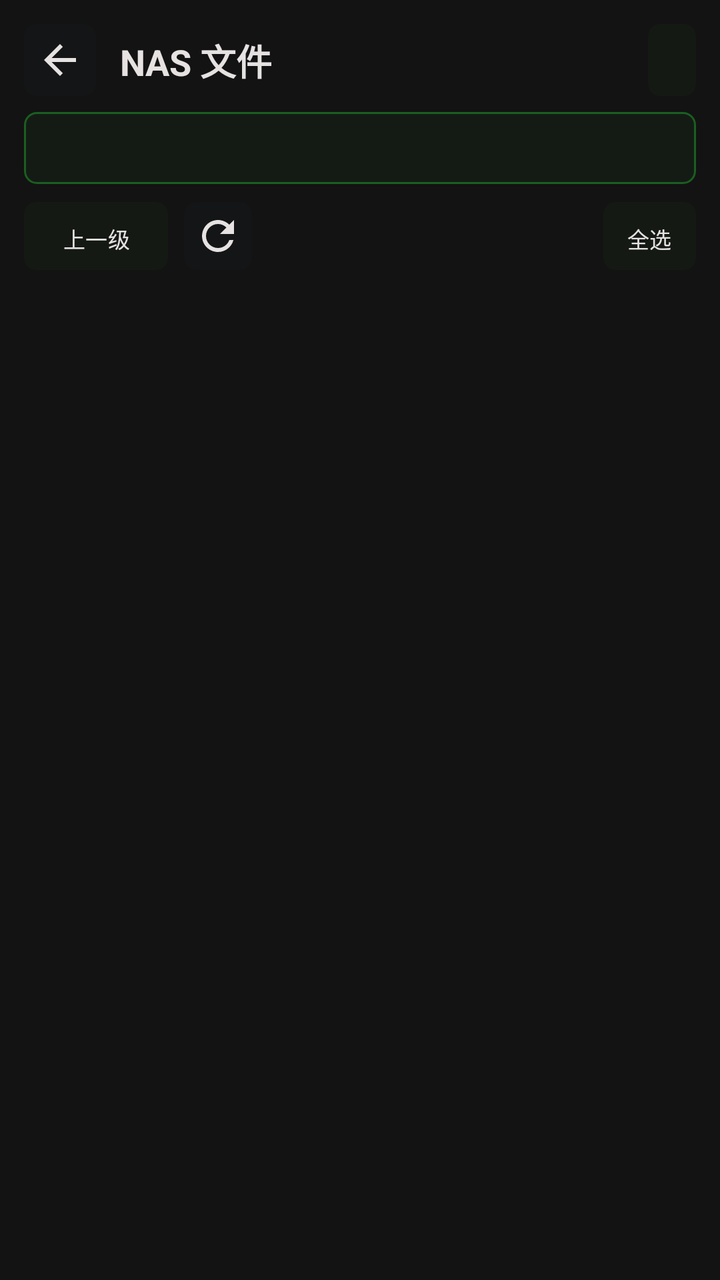
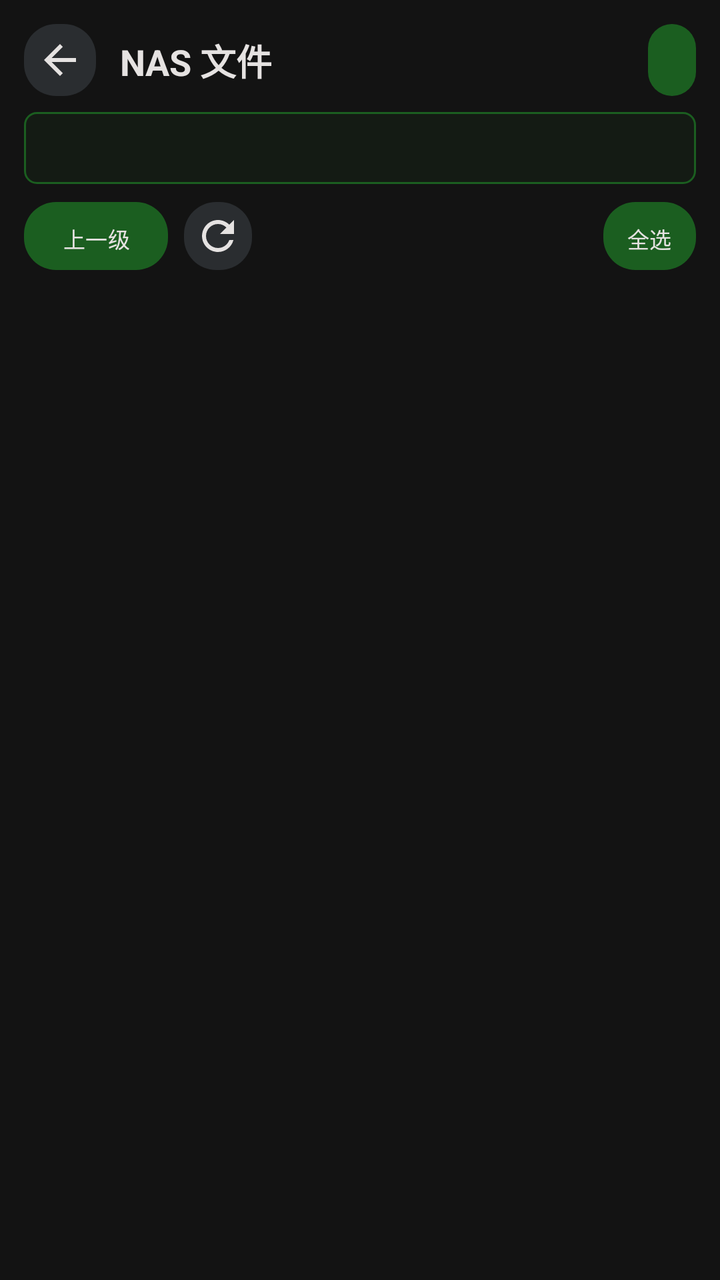

Before-and-after screenshots of an Android layout around one commit, followed by the original layout XML and the change that was made.
<!-- AndroidManifest.xml: another module's application theme Theme.YuanBaoTv -->
<!-- res/layout/activity_nas_browser.xml -->
<?xml version="1.0" encoding="utf-8"?>
<androidx.constraintlayout.widget.ConstraintLayout xmlns:android="http://schemas.android.com/apk/res/android"
    xmlns:app="http://schemas.android.com/apk/res-auto"
    android:layout_width="match_parent"
    android:layout_height="match_parent"
    android:background="@color/tv_bg_dark"
    android:padding="@dimen/nas_browser_page_padding">

    <ImageButton
        android:id="@+id/btn_back"
        android:layout_width="@dimen/nas_browser_header_height"
        android:layout_height="@dimen/nas_browser_header_height"
        android:background="@drawable/bg_nas_browser_icon_button"
        android:contentDescription="@string/navigation_back"
        android:padding="@dimen/nas_browser_icon_padding"
        android:src="@drawable/ic_nas_back"
        android:tooltipText="@string/navigation_back"
        app:layout_constraintStart_toStartOf="parent"
        app:layout_constraintTop_toTopOf="parent" />

    <TextView
        android:id="@+id/tv_title"
        android:layout_width="0dp"
        android:layout_height="wrap_content"
        android:layout_marginStart="12dp"
        android:ellipsize="end"
        android:maxLines="1"
        android:text="@string/title_nas_files"
        android:textColor="@color/tv_text_primary"
        android:textSize="@dimen/nas_browser_title_text_size"
        android:textStyle="bold"
        app:layout_constraintBottom_toBottomOf="@id/btn_back"
        app:layout_constraintEnd_toStartOf="@id/btn_nas_scan"
        app:layout_constraintStart_toEndOf="@id/btn_back"
        app:layout_constraintTop_toTopOf="@id/btn_back" />

    <Button
        android:id="@+id/btn_nas_scan"
        android:layout_width="wrap_content"
        android:layout_height="@dimen/nas_browser_header_height"
        android:layout_marginEnd="8dp"
        android:background="@drawable/bg_nas_browser_text_button"
        android:minWidth="0dp"
        android:paddingHorizontal="12dp"
        android:text="@string/btn_scan_now"
        android:textAllCaps="false"
        android:textColor="@color/tv_text_primary"
        android:textSize="@dimen/nas_browser_action_text_size"
        android:visibility="gone"
        app:layout_constraintEnd_toStartOf="@id/btn_nas_edit"
        app:layout_constraintTop_toTopOf="parent" />

    <Button
        android:id="@+id/btn_nas_edit"
        android:layout_width="wrap_content"
        android:layout_height="@dimen/nas_browser_header_height"
        android:background="@drawable/bg_nas_browser_text_button"
        android:minWidth="0dp"
        android:paddingHorizontal="12dp"
        android:textAllCaps="false"
        android:textColor="@color/tv_text_primary"
        android:textSize="@dimen/nas_browser_action_text_size"
        app:layout_constraintEnd_toEndOf="parent"
        app:layout_constraintTop_toTopOf="parent" />

    <Button
        android:id="@+id/btn_nas_source"
        android:layout_width="0dp"
        android:layout_height="@dimen/nas_browser_header_height"
        android:layout_marginTop="8dp"
        android:background="@drawable/bg_nas_browser_source"
        android:ellipsize="end"
        android:gravity="start|center_vertical"
        android:maxLines="1"
        android:paddingHorizontal="12dp"
        android:textColor="@color/tv_text_primary"
        android:textSize="@dimen/nas_browser_source_text_size"
        app:layout_constraintEnd_toEndOf="parent"
        app:layout_constraintStart_toStartOf="parent"
        app:layout_constraintTop_toBottomOf="@id/btn_back" />

    <TextView
        android:id="@+id/tv_nas_address"
        android:layout_width="0dp"
        android:layout_height="0dp"
        android:visibility="gone"
        android:ellipsize="middle"
        android:maxLines="1"
        android:textColor="@color/tv_text_secondary"
        android:textSize="@dimen/nas_browser_address_text_size"
        app:layout_constraintEnd_toEndOf="parent"
        app:layout_constraintStart_toStartOf="parent"
        app:layout_constraintTop_toBottomOf="@id/btn_nas_source" />

    <LinearLayout
        android:id="@+id/layout_file_actions"
        android:layout_width="0dp"
        android:layout_height="@dimen/nas_browser_action_height"
        android:layout_marginTop="8dp"
        android:gravity="center_vertical"
        android:orientation="horizontal"
        app:layout_constraintEnd_toEndOf="parent"
        app:layout_constraintStart_toStartOf="parent"
        app:layout_constraintTop_toBottomOf="@id/btn_nas_source">

        <Button
            android:id="@+id/btn_file_up"
            android:layout_width="@dimen/nas_browser_short_action_width"
            android:layout_height="@dimen/nas_browser_action_button_height"
            android:background="@drawable/bg_nas_browser_text_button"
            android:minWidth="0dp"
            android:paddingHorizontal="12dp"
            android:text="@string/nas_file_up"
            android:textAllCaps="false"
            android:textColor="@color/tv_text_primary"
            android:textSize="@dimen/nas_browser_action_text_size"
            android:tooltipText="@string/nas_file_up" />

        <ImageButton
            android:id="@+id/btn_refresh_files"
            android:layout_width="@dimen/nas_browser_action_button_height"
            android:layout_height="@dimen/nas_browser_action_button_height"
            android:layout_marginStart="8dp"
            android:background="@drawable/bg_nas_browser_icon_button"
            android:contentDescription="@string/nas_file_refresh"
            android:padding="@dimen/nas_browser_icon_padding"
            android:src="@drawable/ic_nas_refresh"
            android:tooltipText="@string/nas_file_refresh" />

        <TextView
            android:id="@+id/tv_file_path"
            android:layout_width="0dp"
            android:layout_height="wrap_content"
            android:layout_marginStart="12dp"
            android:layout_weight="1"
            android:ellipsize="start"
            android:maxLines="1"
            android:textColor="@color/tv_text_secondary"
            android:textSize="@dimen/nas_browser_path_text_size" />

        <Button
            android:id="@+id/btn_select_all"
            android:layout_width="wrap_content"
            android:layout_height="@dimen/nas_browser_action_button_height"
            android:background="@drawable/bg_nas_browser_text_button"
            android:minWidth="0dp"
            android:paddingHorizontal="12dp"
            android:text="@string/nas_file_select_all"
            android:textColor="@color/tv_text_primary"
            android:textSize="@dimen/nas_browser_action_text_size" />
    </LinearLayout>

    <androidx.recyclerview.widget.RecyclerView
        android:id="@+id/rv_nas_files"
        android:layout_width="0dp"
        android:layout_height="0dp"
        android:clipToPadding="false"
        android:clipChildren="false"
        android:paddingTop="4dp"
        android:paddingBottom="@dimen/nas_browser_list_bottom_padding"
        android:scrollbars="none"
        app:layoutManager="androidx.recyclerview.widget.LinearLayoutManager"
        app:layout_constraintBottom_toTopOf="@id/layout_download"
        app:layout_constraintEnd_toEndOf="parent"
        app:layout_constraintStart_toStartOf="parent"
        app:layout_constraintTop_toBottomOf="@id/layout_file_actions" />

    <ProgressBar
        android:id="@+id/progress_nas_files"
        android:layout_width="@dimen/nas_browser_progress_size"
        android:layout_height="@dimen/nas_browser_progress_size"
        android:visibility="gone"
        app:layout_constraintBottom_toBottomOf="@id/rv_nas_files"
        app:layout_constraintEnd_toEndOf="@id/rv_nas_files"
        app:layout_constraintStart_toStartOf="@id/rv_nas_files"
        app:layout_constraintTop_toTopOf="@id/rv_nas_files" />

    <TextView
        android:id="@+id/tv_nas_files_empty"
        android:layout_width="wrap_content"
        android:layout_height="wrap_content"
        android:gravity="center"
        android:textColor="@color/tv_text_secondary"
        android:clickable="true"
        android:focusable="true"
        android:textSize="13sp"
        android:visibility="gone"
        app:layout_constraintBottom_toBottomOf="@id/rv_nas_files"
        app:layout_constraintEnd_toEndOf="@id/rv_nas_files"
        app:layout_constraintStart_toStartOf="@id/rv_nas_files"
        app:layout_constraintTop_toTopOf="@id/rv_nas_files" />

    <LinearLayout
        android:id="@+id/layout_download"
        android:layout_width="0dp"
        android:layout_height="@dimen/nas_browser_bottom_height"
        android:background="@drawable/bg_nas_browser_bottom_bar"
        android:gravity="center_vertical"
        android:paddingHorizontal="@dimen/nas_browser_bottom_horizontal_padding"
        android:orientation="horizontal"
        android:visibility="gone"
        app:layout_constraintBottom_toBottomOf="parent"
        app:layout_constraintEnd_toEndOf="parent"
        app:layout_constraintStart_toStartOf="parent">

        <TextView
            android:id="@+id/tv_selected_count"
            android:layout_width="0dp"
            android:layout_height="wrap_content"
            android:layout_weight="1"
            android:textColor="@color/tv_text_primary"
            android:textSize="@dimen/nas_browser_selected_text_size" />

        <Button
            android:id="@+id/btn_download_selected"
            android:layout_width="wrap_content"
            android:layout_height="@dimen/nas_browser_header_height"
            android:background="@drawable/bg_nas_browser_download_button"
            android:minWidth="0dp"
            android:paddingHorizontal="16dp"
            android:text="@string/nas_file_download_selected"
            android:textColor="@color/tv_hero_btn_text"
            android:textSize="@dimen/nas_browser_action_text_size" />
    </LinearLayout>
</androidx.constraintlayout.widget.ConstraintLayout>
<!-- resources referenced by this layout -->
<resources>
  <color name="tv_bg_dark">#131313</color>
  <color name="tv_hero_btn_text">#F8FAFC</color>
  <!-- drawable bg_nas_browser_download_button (drawable) -->
  <?xml version="1.0" encoding="utf-8"?>
  <selector xmlns:android="http://schemas.android.com/apk/res/android">
      <item android:state_focused="true">
          <shape android:shape="rectangle">
              <solid android:color="@color/tv_accent_blue" />
              <stroke android:width="2dp" android:color="@color/tv_focus_ring" />
              <corners android:radius="6dp" />
          </shape>
      </item>
      <item>
          <shape android:shape="rectangle">
              <solid android:color="#0F766E" />
              <corners android:radius="6dp" />
          </shape>
      </item>
  </selector>
  <!-- drawable bg_nas_browser_icon_button (drawable) -->
  <?xml version="1.0" encoding="utf-8"?>
  <selector xmlns:android="http://schemas.android.com/apk/res/android">
      <item android:state_focused="true">
          <shape android:shape="rectangle">
              <solid android:color="#2638BDF8" />
              <stroke android:width="1dp" android:color="@color/tv_accent_blue" />
              <corners android:radius="6dp" />
          </shape>
      </item>
      <item android:state_pressed="true">
          <shape android:shape="rectangle">
              <solid android:color="#32FFFFFF" />
              <corners android:radius="6dp" />
          </shape>
      </item>
      <item>
          <shape android:shape="rectangle">
              <solid android:color="#141E293B" />
              <corners android:radius="6dp" />
          </shape>
      </item>
  </selector>
  <!-- drawable bg_nas_browser_text_button (drawable) -->
  <?xml version="1.0" encoding="utf-8"?>
  <selector xmlns:android="http://schemas.android.com/apk/res/android">
      <item android:state_focused="true">
          <shape android:shape="rectangle">
              <solid android:color="#2638BDF8" />
              <stroke android:width="1dp" android:color="@color/tv_accent_blue" />
              <corners android:radius="6dp" />
          </shape>
      </item>
      <item>
          <shape android:shape="rectangle">
              <solid android:color="#141E293B" />
              <corners android:radius="6dp" />
          </shape>
      </item>
  </selector>
  <string name="btn_scan_now">立即扫描</string>
  <string name="nas_file_refresh">刷新</string>
  <string name="nas_file_up">上一级</string>
  <string name="navigation_back">返回</string>
  <color name="tv_accent_blue">#38BDF8</color>
  <color name="tv_focus_ring">#84F5E8</color>
  <color name="primary">#1B5E20</color>
  <color name="on_primary">#FFFFFF</color>
  <!-- unchanged entries left out for length: 27 -->
</resources>

<!-- the commit's change to res/layout/activity_nas_browser.xml (unified diff, before → after) -->
@@ -38,13 +38,13 @@
         android:id="@+id/btn_nas_scan"
         android:layout_width="wrap_content"
         android:layout_height="@dimen/nas_browser_header_height"
-        android:layout_marginEnd="8dp"
+        android:layout_marginEnd="@dimen/feature_res_spacing_small"
         android:background="@drawable/bg_nas_browser_text_button"
         android:minWidth="0dp"
         android:paddingHorizontal="12dp"
         android:text="@string/btn_scan_now"
         android:textAllCaps="false"
-        android:textColor="@color/tv_text_primary"
+        android:textColor="@color/tv_control_text"
         android:textSize="@dimen/nas_browser_action_text_size"
         android:visibility="gone"
         app:layout_constraintEnd_toStartOf="@id/btn_nas_edit"
@@ -58,7 +58,7 @@
         android:minWidth="0dp"
         android:paddingHorizontal="12dp"
         android:textAllCaps="false"
-        android:textColor="@color/tv_text_primary"
+        android:textColor="@color/tv_control_text"
         android:textSize="@dimen/nas_browser_action_text_size"
         app:layout_constraintEnd_toEndOf="parent"
         app:layout_constraintTop_toTopOf="parent" />
@@ -67,13 +67,13 @@
         android:id="@+id/btn_nas_source"
         android:layout_width="0dp"
         android:layout_height="@dimen/nas_browser_header_height"
-        android:layout_marginTop="8dp"
+        android:layout_marginTop="@dimen/feature_res_spacing_small"
         android:background="@drawable/bg_nas_browser_source"
         android:ellipsize="end"
         android:gravity="start|center_vertical"
         android:maxLines="1"
         android:paddingHorizontal="12dp"
-        android:textColor="@color/tv_text_primary"
+        android:textColor="@color/tv_control_text"
         android:textSize="@dimen/nas_browser_source_text_size"
         app:layout_constraintEnd_toEndOf="parent"
         app:layout_constraintStart_toStartOf="parent"
@@ -96,7 +96,7 @@
         android:id="@+id/layout_file_actions"
         android:layout_width="0dp"
         android:layout_height="@dimen/nas_browser_action_height"
-        android:layout_marginTop="8dp"
+        android:layout_marginTop="@dimen/feature_res_spacing_small"
         android:gravity="center_vertical"
         android:orientation="horizontal"
         app:layout_constraintEnd_toEndOf="parent"
@@ -112,7 +112,7 @@
             android:paddingHorizontal="12dp"
             android:text="@string/nas_file_up"
             android:textAllCaps="false"
-            android:textColor="@color/tv_text_primary"
+            android:textColor="@color/tv_control_text"
             android:textSize="@dimen/nas_browser_action_text_size"
             android:tooltipText="@string/nas_file_up" />
 
@@ -120,7 +120,7 @@
             android:id="@+id/btn_refresh_files"
             android:layout_width="@dimen/nas_browser_action_button_height"
             android:layout_height="@dimen/nas_browser_action_button_height"
-            android:layout_marginStart="8dp"
+            android:layout_marginStart="@dimen/feature_res_spacing_small"
             android:background="@drawable/bg_nas_browser_icon_button"
             android:contentDescription="@string/nas_file_refresh"
             android:padding="@dimen/nas_browser_icon_padding"
@@ -146,7 +146,7 @@
             android:minWidth="0dp"
             android:paddingHorizontal="12dp"
             android:text="@string/nas_file_select_all"
-            android:textColor="@color/tv_text_primary"
+            android:textColor="@color/tv_control_text"
             android:textSize="@dimen/nas_browser_action_text_size" />
     </LinearLayout>
 
@@ -183,7 +183,7 @@
         android:textColor="@color/tv_text_secondary"
         android:clickable="true"
         android:focusable="true"
-        android:textSize="13sp"
+        android:textSize="@dimen/ui_text_body"
         android:visibility="gone"
         app:layout_constraintBottom_toBottomOf="@id/rv_nas_files"
         app:layout_constraintEnd_toEndOf="@id/rv_nas_files"
@@ -217,9 +217,9 @@
             android:layout_height="@dimen/nas_browser_header_height"
             android:background="@drawable/bg_nas_browser_download_button"
             android:minWidth="0dp"
-            android:paddingHorizontal="16dp"
+            android:paddingHorizontal="@dimen/feature_res_spacing_medium"
             android:text="@string/nas_file_download_selected"
-            android:textColor="@color/tv_hero_btn_text"
+            android:textColor="@color/tv_control_text"
             android:textSize="@dimen/nas_browser_action_text_size" />
     </LinearLayout>
 </androidx.constraintlayout.widget.ConstraintLayout>
<!-- resource entries referenced after the edit -->
@@ -1,70 +1,49 @@
 <!-- resources referenced by this layout -->
 <resources>
   <color name="tv_bg_dark">#131313</color>
-  <color name="tv_hero_btn_text">#F8FAFC</color>
+  <dimen name="feature_res_spacing_medium">16dp</dimen>
+  <dimen name="feature_res_spacing_small">8dp</dimen>
+  <dimen name="ui_text_body">14sp</dimen>
   <!-- drawable bg_nas_browser_download_button (drawable) -->
   <?xml version="1.0" encoding="utf-8"?>
   <selector xmlns:android="http://schemas.android.com/apk/res/android">
-      <item android:state_focused="true">
-          <shape android:shape="rectangle">
-              <solid android:color="@color/tv_accent_blue" />
-              <stroke android:width="2dp" android:color="@color/tv_focus_ring" />
-              <corners android:radius="6dp" />
-          </shape>
-      </item>
-      <item>
-          <shape android:shape="rectangle">
-              <solid android:color="#0F766E" />
-              <corners android:radius="6dp" />
-          </shape>
-      </item>
+      <item android:state_enabled="false"><shape android:shape="rectangle"><solid android:color="@color/tv_action_disabled"/><corners android:radius="16dp"/></shape></item>
+      <item android:state_focused="true"><shape android:shape="rectangle"><solid android:color="@color/tv_action_focused"/><corners android:radius="16dp"/><stroke android:width="2dp" android:color="@color/tv_focus_ring"/></shape></item>
+      <item android:state_pressed="true"><shape android:shape="rectangle"><solid android:color="@color/tv_action_pressed"/><corners android:radius="16dp"/></shape></item>
+      <item ><shape android:shape="rectangle"><solid android:color="@color/tv_action_surface"/><corners android:radius="16dp"/></shape></item>
   </selector>
   <!-- drawable bg_nas_browser_icon_button (drawable) -->
   <?xml version="1.0" encoding="utf-8"?>
   <selector xmlns:android="http://schemas.android.com/apk/res/android">
-      <item android:state_focused="true">
-          <shape android:shape="rectangle">
-              <solid android:color="#2638BDF8" />
-              <stroke android:width="1dp" android:color="@color/tv_accent_blue" />
-              <corners android:radius="6dp" />
-          </shape>
-      </item>
-      <item android:state_pressed="true">
-          <shape android:shape="rectangle">
-              <solid android:color="#32FFFFFF" />
-              <corners android:radius="6dp" />
-          </shape>
-      </item>
-      <item>
-          <shape android:shape="rectangle">
-              <solid android:color="#141E293B" />
-              <corners android:radius="6dp" />
-          </shape>
-      </item>
+      <item android:state_enabled="false"><shape android:shape="rectangle"><solid android:color="@color/tv_control_disabled"/><corners android:radius="16dp"/></shape></item>
+      <item android:state_focused="true"><shape android:shape="rectangle"><solid android:color="@color/tv_control_focused"/><corners android:radius="16dp"/><stroke android:width="2dp" android:color="@color/tv_focus_ring"/></shape></item>
+      <item android:state_pressed="true"><shape android:shape="rectangle"><solid android:color="@color/tv_control_focused"/><corners android:radius="16dp"/></shape></item>
+      <item android:state_selected="true"><shape android:shape="rectangle"><solid android:color="@color/tv_nav_selected"/><corners android:radius="16dp"/></shape></item>
+      <item ><shape android:shape="rectangle"><solid android:color="@color/tv_control_surface"/><corners android:radius="16dp"/></shape></item>
   </selector>
   <!-- drawable bg_nas_browser_text_button (drawable) -->
   <?xml version="1.0" encoding="utf-8"?>
   <selector xmlns:android="http://schemas.android.com/apk/res/android">
-      <item android:state_focused="true">
-          <shape android:shape="rectangle">
-              <solid android:color="#2638BDF8" />
-              <stroke android:width="1dp" android:color="@color/tv_accent_blue" />
-              <corners android:radius="6dp" />
-          </shape>
-      </item>
-      <item>
-          <shape android:shape="rectangle">
-              <solid android:color="#141E293B" />
-              <corners android:radius="6dp" />
-          </shape>
-      </item>
+      <item android:state_enabled="false"><shape android:shape="rectangle"><solid android:color="@color/tv_control_disabled"/><corners android:radius="16dp"/></shape></item>
+      <item android:state_focused="true"><shape android:shape="rectangle"><solid android:color="@color/tv_control_focused"/><corners android:radius="16dp"/><stroke android:width="2dp" android:color="@color/tv_focus_ring"/></shape></item>
+      <item android:state_pressed="true"><shape android:shape="rectangle"><solid android:color="@color/tv_control_focused"/><corners android:radius="16dp"/></shape></item>
+      <item android:state_selected="true"><shape android:shape="rectangle"><solid android:color="@color/tv_nav_selected"/><corners android:radius="16dp"/></shape></item>
+      <item ><shape android:shape="rectangle"><solid android:color="@color/tv_control_surface"/><corners android:radius="16dp"/></shape></item>
   </selector>
   <string name="btn_scan_now">立即扫描</string>
   <string name="nas_file_refresh">刷新</string>
   <string name="nas_file_up">上一级</string>
   <string name="navigation_back">返回</string>
+  <color name="tv_action_disabled">#283C39</color>
+  <color name="tv_action_focused">#087B6B</color>
   <color name="tv_accent_blue">#38BDF8</color>
   <color name="tv_focus_ring">#84F5E8</color>
+  <color name="tv_action_pressed">#045044</color>
+  <color name="tv_action_surface">#066357</color>
+  <color name="tv_control_disabled">#202526</color>
+  <color name="tv_control_focused">#344B48</color>
+  <color name="tv_nav_selected">#25443F</color>
+  <color name="tv_control_surface">#2A2D30</color>
   <color name="primary">#1B5E20</color>
   <color name="on_primary">#FFFFFF</color>
   <!-- unchanged entries left out for length: 27 -->
